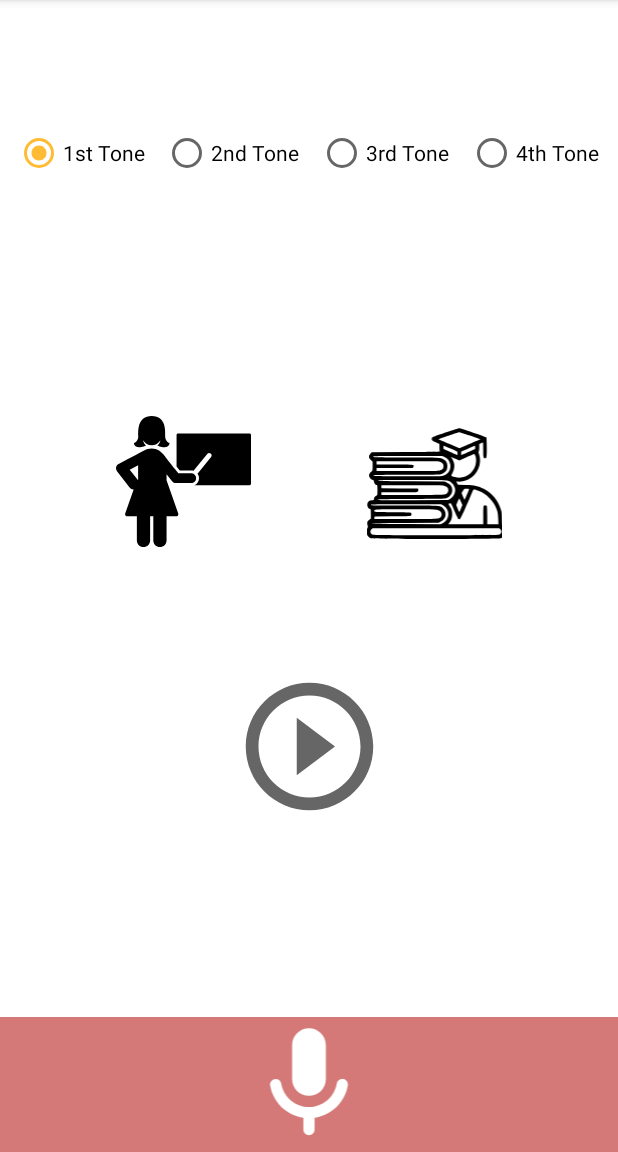
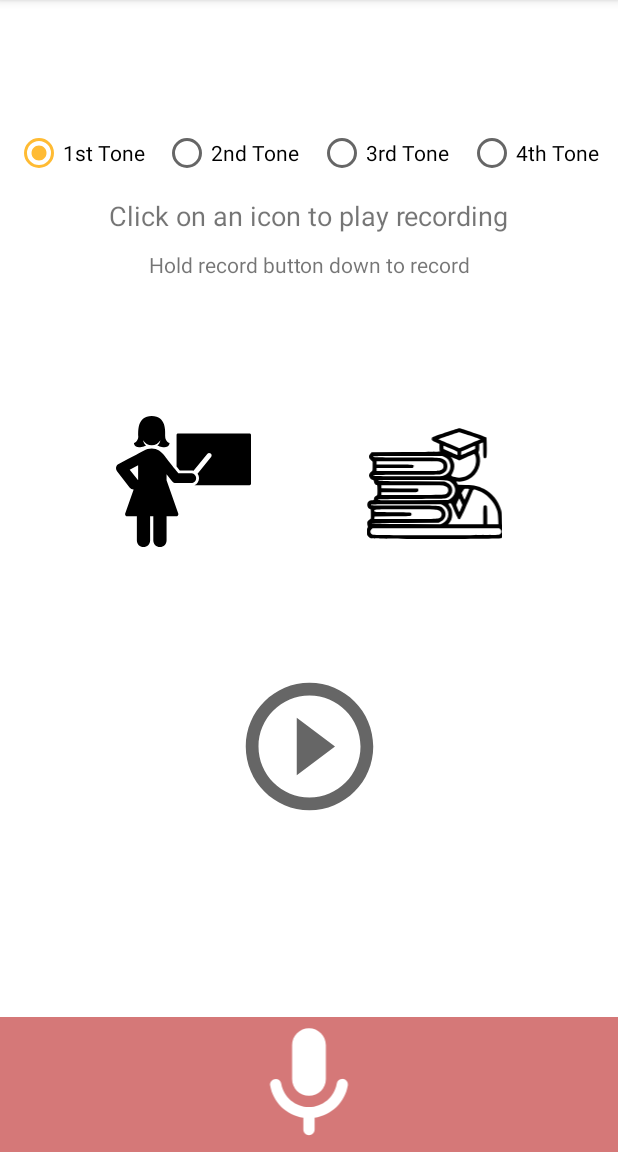
Before and after one commit to helenastafford/pronunciation_app, an Android app: the IndividualSoundActivity screen opened directly, with no data from a screen before it, on a phone screen of 412 x 824 dp, the part 84-1236 px from its top. Run offline under Robolectric (Android 15) with nearby library versions, the phone set to English and light mode, and no system bars.

Commit message:
added text reminders

```diff
--- a/app/src/main/res/layout/activity_individual.xml
+++ b/app/src/main/res/layout/activity_individual.xml
@@ -120,4 +120,27 @@
         app:srcCompat="@drawable/round_mic_24"
         tools:layout_editor_absoluteX="167dp" />
 
+    <TextView
+        android:id="@+id/textView"
+        android:layout_width="wrap_content"
+        android:layout_height="wrap_content"
+        android:text="@string/click_on_an_icon_to_play_recording"
+        android:textSize="18sp"
+        app:layout_constraintBottom_toTopOf="@+id/playPauseButton"
+        app:layout_constraintEnd_toEndOf="parent"
+        app:layout_constraintStart_toStartOf="parent"
+        app:layout_constraintTop_toBottomOf="@+id/toneRadioGroup"
+        app:layout_constraintVertical_bias="0.043" />
+
+    <TextView
+        android:id="@+id/textView2"
+        android:layout_width="wrap_content"
+        android:layout_height="wrap_content"
+        android:text="@string/hold_record_button_down_to_record"
+        app:layout_constraintBottom_toTopOf="@+id/playPauseButton"
+        app:layout_constraintEnd_toEndOf="parent"
+        app:layout_constraintStart_toStartOf="parent"
+        app:layout_constraintTop_toBottomOf="@+id/toneRadioGroup"
+        app:layout_constraintVertical_bias="0.157" />
+
 </androidx.constraintlayout.widget.ConstraintLayout>
--- a/app/src/main/res/values/strings.xml
+++ b/app/src/main/res/values/strings.xml
@@ -1,3 +1,5 @@
 <resources>
     <string name="app_name">Pronunciation App</string>
+    <string name="click_on_an_icon_to_play_recording">Click on an icon to play recording</string>
+    <string name="hold_record_button_down_to_record">Hold record button down to record</string>
 </resources>
```
